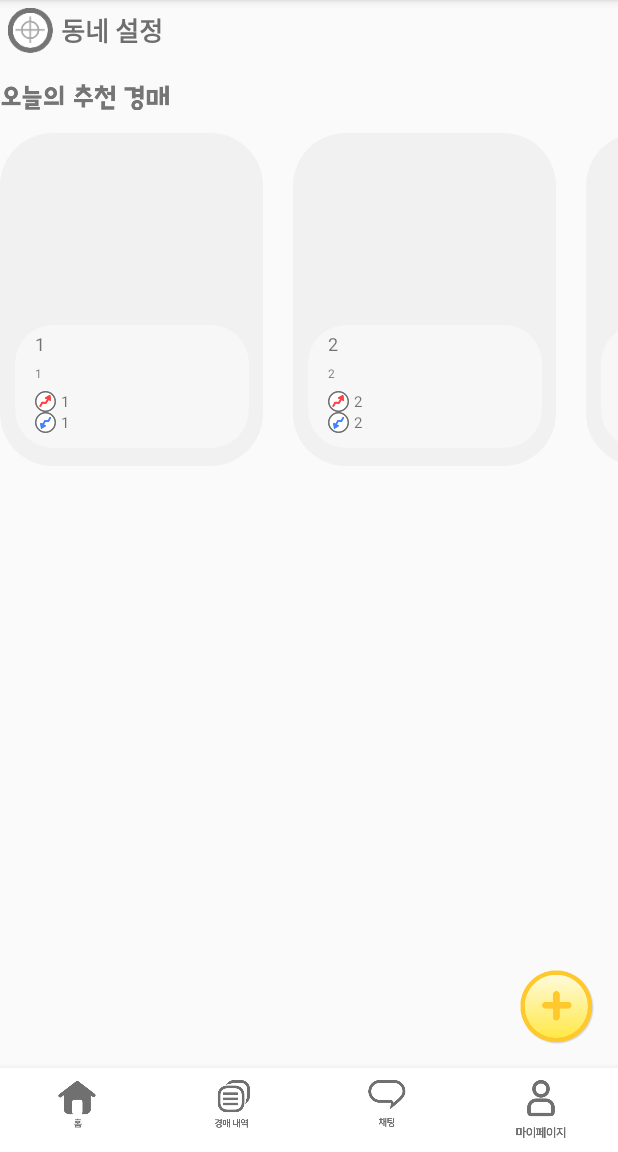
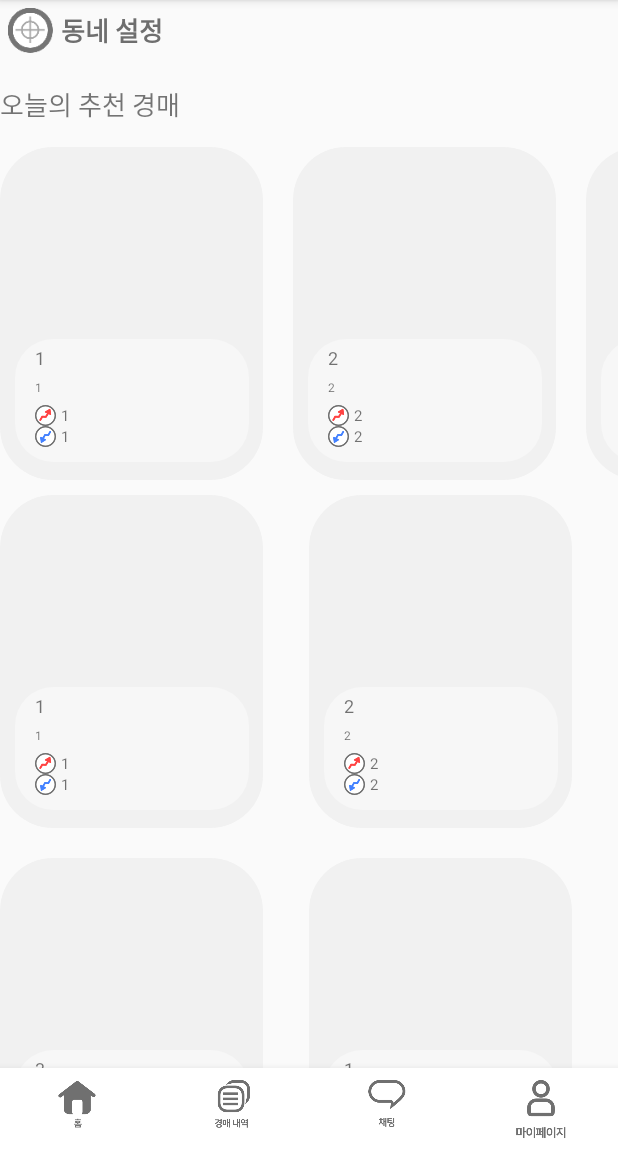
Before and after one commit to Lee-YuGyeong/catchprice, an Android app: the HomeFragment screen opened directly, with no data from a screen before it, on a phone screen of 412 x 824 dp, the part 84-1236 px from its top. Run offline under Robolectric (Android 15) with nearby library versions, the phone set to English and light mode, and no system bars; pictures from the network do not load.

Commit message:
gridView

```diff
--- a/app/src/main/java/com/market/catchprice/Adapter/TodayAutionAdapter.java
+++ b/app/src/main/java/com/market/catchprice/Adapter/AutionAdapter.java
@@ -14,27 +14,27 @@ import com.market.catchprice.R;
 import java.util.ArrayList;
 import java.util.List;
 
-public class TodayAutionAdapter extends RecyclerView.Adapter<TodayAutionAdapter.MyViewHolder> {
+public class AutionAdapter extends RecyclerView.Adapter<AutionAdapter.MyViewHolder> {
     private Context context;
     private List<TodayAutionResponse> list = new ArrayList<>();
 
-    public TodayAutionAdapter(Context context) {
+    public AutionAdapter(Context context) {
         this.context = context;
     }
 
     @Override
-    public TodayAutionAdapter.MyViewHolder onCreateViewHolder(ViewGroup parent, int viewType) {
+    public AutionAdapter.MyViewHolder onCreateViewHolder(ViewGroup parent, int viewType) {
 //        View view = LayoutInflater.from(parent.getContext()).inflate(R.layout.today_aution_item, parent, false);
 //        MyViewHolder myViewHolder = new MyViewHolder(view);
 //        return myViewHolder;
         LayoutInflater inflater = (LayoutInflater) context.getSystemService(Context.LAYOUT_INFLATER_SERVICE);
         View itemView = inflater.inflate(R.layout.today_aution_item, parent, false);
 
-        return new TodayAutionAdapter.MyViewHolder(itemView);
+        return new AutionAdapter.MyViewHolder(itemView);
     }
 
     @Override
-    public void onBindViewHolder(TodayAutionAdapter.MyViewHolder holder, int position) {
+    public void onBindViewHolder(AutionAdapter.MyViewHolder holder, int position) {
         holder.title.setText(list.get(position).getTitle());
         holder.time.setText(list.get(position).getTime());
         holder.text_upper.setText(list.get(position).getText_upper());
--- a/app/src/main/java/com/market/catchprice/Contract/HomeContract.java
+++ b/app/src/main/java/com/market/catchprice/Contract/HomeContract.java
@@ -8,6 +8,9 @@ public interface HomeContract {
         boolean check_Myphone_LocationServicesStatus();
         void showDialogForLocationServiceSetting();
         void check_App_RunTimePermission();
+
+        void setting_recyclerView();
+        void setting_gridView();
     }
     interface Presenter{
         String getting_myaddress_from_sharedpreference();
--- a/app/src/main/java/com/market/catchprice/View/HomeFragment.java
+++ b/app/src/main/java/com/market/catchprice/View/HomeFragment.java
@@ -21,11 +21,12 @@ import androidx.annotation.NonNull;
 import androidx.annotation.Nullable;
 import androidx.core.content.ContextCompat;
 import androidx.fragment.app.Fragment;
+import androidx.recyclerview.widget.GridLayoutManager;
 import androidx.recyclerview.widget.LinearLayoutManager;
 import androidx.recyclerview.widget.RecyclerView;
 
 import com.bumptech.glide.Glide;
-import com.market.catchprice.Adapter.TodayAutionAdapter;
+import com.market.catchprice.Adapter.AutionAdapter;
 import com.market.catchprice.Contract.HomeContract;
 import com.market.catchprice.MainActivity;
 import com.market.catchprice.Model.TodayAutionResponse;
@@ -35,13 +36,15 @@ import com.market.catchprice.R;
 public class HomeFragment extends Fragment implements HomeContract.View {
     MainActivity mainActivity;
     private HomePresenter homePresenter;
-    private static final int GPS_ENABLE_REQUEST_CODE=1002;
-    private static final int PERMISSIONS_REQUEST_CODE=1001;
-    String[] REQUIRED_PERMISSIONS  = {Manifest.permission.ACCESS_FINE_LOCATION, Manifest.permission.ACCESS_COARSE_LOCATION};
+    private static final int GPS_ENABLE_REQUEST_CODE = 1002;
+    private static final int PERMISSIONS_REQUEST_CODE = 1001;
+    String[] REQUIRED_PERMISSIONS = {Manifest.permission.ACCESS_FINE_LOCATION, Manifest.permission.ACCESS_COARSE_LOCATION};
     String mylocation;
 
     RecyclerView recyclerView;
-    TodayAutionAdapter adapter;
+    RecyclerView gridView;
+    AutionAdapter TodayAutionAdapter;
+    AutionAdapter AutionAdapter;
     ImageView gps;
     TextView mylocation_text;
     ImageView upload_btn;
@@ -49,21 +52,21 @@ public class HomeFragment extends Fragment implements HomeContract.View {
     @Override
     public void onAttach(@NonNull Context context) {
         super.onAttach(context);
-        mainActivity=(MainActivity)getActivity();
+        mainActivity = (MainActivity) getActivity();
     }
 
     @Override
     public void onDetach() {
         super.onDetach();
-        mainActivity=null;
+        mainActivity = null;
     }
 
     @Nullable
     @Override
     public View onCreateView(@NonNull LayoutInflater inflater, @Nullable ViewGroup container, @Nullable Bundle savedInstanceState) {
-        View v=inflater.inflate(R.layout.fragment_home, container, false);
+        View v = inflater.inflate(R.layout.fragment_home, container, false);
 
-        homePresenter=new HomePresenter(mainActivity);
+        homePresenter = new HomePresenter(mainActivity);
         //initializing HomePresenter
         init(v);
         //initializing UI
@@ -71,34 +74,64 @@ public class HomeFragment extends Fragment implements HomeContract.View {
         setting_mylocation_btn();
         setting_plus_floating_btn();
 
+        setting_recyclerView();
+        setting_gridView();
+
+
         return v;
     }
 
     public void init(View v) {
 
-        gps=v.findViewById(R.id.gps);
+        gps = v.findViewById(R.id.gps);
         Glide.with(mainActivity).load(R.drawable.gps_btn).into(gps);
-        mylocation_text=v.findViewById(R.id.mylocation_text);
-        mylocation=homePresenter.getting_myaddress_from_sharedpreference();
+        mylocation_text = v.findViewById(R.id.mylocation_text);
+        mylocation = homePresenter.getting_myaddress_from_sharedpreference();
         mylocation_text.setText(mylocation);
-        upload_btn=v.findViewById(R.id.upload_btn);
+        upload_btn = v.findViewById(R.id.upload_btn);
         Glide.with(mainActivity).load(R.drawable.product_upload_btn).into(upload_btn);
 
 
         recyclerView = v.findViewById(R.id.recyclerView);
+        gridView = v.findViewById(R.id.gridView);
+
+    }
+
+    @Override
+    public void setting_recyclerView() {
         LinearLayoutManager layoutManager = new LinearLayoutManager(getContext(), LinearLayoutManager.HORIZONTAL, false);
         recyclerView.setLayoutManager(layoutManager);
 
-        RecyclerDecoration spaceDecoration = new RecyclerDecoration(30);
+        RecyclerRightDecoration spaceDecoration = new RecyclerRightDecoration(30);
         recyclerView.addItemDecoration(spaceDecoration);
 
-        adapter = new TodayAutionAdapter(getContext());
+        TodayAutionAdapter = new AutionAdapter(getContext());
 
-        adapter.addItem(new TodayAutionResponse("1", "1","1","1"));
-        adapter.addItem(new TodayAutionResponse("2", "2","2","2"));
-        adapter.addItem(new TodayAutionResponse("3", "3","3","3"));
+        TodayAutionAdapter.addItem(new TodayAutionResponse("1", "1", "1", "1"));
+        TodayAutionAdapter.addItem(new TodayAutionResponse("2", "2", "2", "2"));
+        TodayAutionAdapter.addItem(new TodayAutionResponse("3", "3", "3", "3"));
 
-        recyclerView.setAdapter(adapter);
+        recyclerView.setAdapter(TodayAutionAdapter);
+    }
+
+    @Override
+    public void setting_gridView() {
+        GridLayoutManager gridLayoutManager = new GridLayoutManager(getContext(), 2);
+        gridView.setLayoutManager(gridLayoutManager);
+
+        RecyclerBottomDecoration spaceDecoration2 = new RecyclerBottomDecoration(30);
+        gridView.addItemDecoration(spaceDecoration2);
+
+        AutionAdapter = new AutionAdapter(getContext());
+
+        AutionAdapter.addItem(new TodayAutionResponse("1", "1", "1", "1"));
+        AutionAdapter.addItem(new TodayAutionResponse("2", "2", "2", "2"));
+        AutionAdapter.addItem(new TodayAutionResponse("3", "3", "3", "3"));
+        AutionAdapter.addItem(new TodayAutionResponse("1", "1", "1", "1"));
+        AutionAdapter.addItem(new TodayAutionResponse("2", "2", "2", "2"));
+        AutionAdapter.addItem(new TodayAutionResponse("3", "3", "3", "3"));
+
+        gridView.setAdapter(AutionAdapter);
     }
 
     @Override
@@ -125,12 +158,12 @@ public class HomeFragment extends Fragment implements HomeContract.View {
     /***check user's phone location permission***/
     @Override
     public void getlocationpermission() {
-        if(Build.VERSION.SDK_INT<23){
+        if (Build.VERSION.SDK_INT < 23) {
             homePresenter.getmylocation();
         }
-        if(!check_Myphone_LocationServicesStatus()){
+        if (!check_Myphone_LocationServicesStatus()) {
             showDialogForLocationServiceSetting();
-        }else{
+        } else {
             check_App_RunTimePermission();
         }
     }
@@ -138,25 +171,25 @@ public class HomeFragment extends Fragment implements HomeContract.View {
     /***check user's phone GPS and NETWORK state***/
     @Override
     public boolean check_Myphone_LocationServicesStatus() {
-        LocationManager locationManager=(LocationManager)mainActivity.getSystemService(Context.LOCATION_SERVICE);
+        LocationManager locationManager = (LocationManager) mainActivity.getSystemService(Context.LOCATION_SERVICE);
 
         return locationManager.isProviderEnabled(LocationManager.GPS_PROVIDER)
-                ||locationManager.isProviderEnabled(LocationManager.NETWORK_PROVIDER);
+                || locationManager.isProviderEnabled(LocationManager.NETWORK_PROVIDER);
     }
 
     /***if user didn't activate GPS service, make user to activate GPS service***/
     @Override
     public void showDialogForLocationServiceSetting() {
-        AlertDialog.Builder builder=new AlertDialog.Builder(mainActivity);
+        AlertDialog.Builder builder = new AlertDialog.Builder(mainActivity);
         builder.setTitle("위치 서비스 비활성화");
         builder.setMessage("위치 사용을 위해서는 위치 서비스 활성화가 필요합니다.\n"
-        +"위치 설정을 수정하시겠습니까?");
+                + "위치 설정을 수정하시겠습니까?");
         builder.setCancelable(true);
         builder.setPositiveButton("설정", new DialogInterface.OnClickListener() {
             @Override
             public void onClick(DialogInterface dialog, int which) {
                 Intent callGPSSettingIntent
-                        =new Intent(Settings.ACTION_LOCATION_SOURCE_SETTINGS);
+                        = new Intent(Settings.ACTION_LOCATION_SOURCE_SETTINGS);
                 startActivityForResult(callGPSSettingIntent, GPS_ENABLE_REQUEST_CODE);
             }
         });
@@ -172,20 +205,22 @@ public class HomeFragment extends Fragment implements HomeContract.View {
     /***after checking user's phone's permission, check app location permission***/
     @Override
     public void check_App_RunTimePermission() {
-        int permissioncoarse= ContextCompat.checkSelfPermission(mainActivity, Manifest.permission.ACCESS_COARSE_LOCATION);
-        int permissionfine=ContextCompat.checkSelfPermission(mainActivity, Manifest.permission.ACCESS_FINE_LOCATION);
-        if(permissioncoarse== PackageManager.PERMISSION_DENIED||permissionfine==PackageManager.PERMISSION_DENIED){
-            if(shouldShowRequestPermissionRationale(REQUIRED_PERMISSIONS[0])){
+        int permissioncoarse = ContextCompat.checkSelfPermission(mainActivity, Manifest.permission.ACCESS_COARSE_LOCATION);
+        int permissionfine = ContextCompat.checkSelfPermission(mainActivity, Manifest.permission.ACCESS_FINE_LOCATION);
+        if (permissioncoarse == PackageManager.PERMISSION_DENIED || permissionfine == PackageManager.PERMISSION_DENIED) {
+            if (shouldShowRequestPermissionRationale(REQUIRED_PERMISSIONS[0])) {
                 Toast.makeText(mainActivity, "위치 권한 설정이 필요합니다.", Toast.LENGTH_SHORT).show();
                 try {
                     Thread.sleep(1000);
-                }catch (Exception e){e.printStackTrace();}
+                } catch (Exception e) {
+                    e.printStackTrace();
+                }
                 requestPermissions(REQUIRED_PERMISSIONS, PERMISSIONS_REQUEST_CODE);
-            }else{
+            } else {
                 requestPermissions(REQUIRED_PERMISSIONS, PERMISSIONS_REQUEST_CODE);
             }
-        }else{
-            mylocation=homePresenter.getmylocation();
+        } else {
+            mylocation = homePresenter.getmylocation();
             mylocation_text.setText(mylocation);
         }
     }
@@ -194,10 +229,10 @@ public class HomeFragment extends Fragment implements HomeContract.View {
     @Override
     public void onActivityResult(int requestCode, int resultCode, @Nullable Intent data) {
         super.onActivityResult(requestCode, resultCode, data);
-        if(resultCode==mainActivity.RESULT_OK){
-            switch(requestCode){
+        if (resultCode == mainActivity.RESULT_OK) {
+            switch (requestCode) {
                 case GPS_ENABLE_REQUEST_CODE:
-                    if(check_Myphone_LocationServicesStatus()){
+                    if (check_Myphone_LocationServicesStatus()) {
                         check_App_RunTimePermission();
                         return;
                     }
@@ -209,19 +244,18 @@ public class HomeFragment extends Fragment implements HomeContract.View {
     /***after runtime checking location permission***/
     @Override
     public void onRequestPermissionsResult(int requestCode, @NonNull String[] permissions, @NonNull int[] grantResults) {
-        if(requestCode==PERMISSIONS_REQUEST_CODE&&grantResults.length==REQUIRED_PERMISSIONS.length){
-            boolean check_result=true;
-            for(int result: grantResults){
-                if(result!=PackageManager.PERMISSION_GRANTED){
-                    check_result=false;
+        if (requestCode == PERMISSIONS_REQUEST_CODE && grantResults.length == REQUIRED_PERMISSIONS.length) {
+            boolean check_result = true;
+            for (int result : grantResults) {
+                if (result != PackageManager.PERMISSION_GRANTED) {
+                    check_result = false;
                     break;
                 }
             }
-            if(check_result){
+            if (check_result) {
                 Toast.makeText(mainActivity, "위치 권한이 설정되었습니다.", Toast.LENGTH_SHORT).show();
-            }
-            else{
-                AlertDialog.Builder builder=new AlertDialog.Builder(mainActivity);
+            } else {
+                AlertDialog.Builder builder = new AlertDialog.Builder(mainActivity);
                 builder.setTitle("알림");
                 builder.setMessage("[설정]->[권한]에서\n권한을 허용해주세요.\n");
                 builder.setNegativeButton("확인", new DialogInterface.OnClickListener() {
@@ -230,7 +264,7 @@ public class HomeFragment extends Fragment implements HomeContract.View {
                         dialog.cancel();
                     }
                 });
-                AlertDialog alertDialog=builder.create();
+                AlertDialog alertDialog = builder.create();
                 alertDialog.show();
             }
         }
--- /dev/null
+++ b/app/src/main/java/com/market/catchprice/View/RecyclerBottomDecoration.java
@@ -0,0 +1,28 @@
+package com.market.catchprice.View;
+
+import android.graphics.Rect;
+import android.view.View;
+
+import androidx.annotation.NonNull;
+import androidx.recyclerview.widget.RecyclerView;
+
+public class RecyclerBottomDecoration extends RecyclerView.ItemDecoration {
+
+    private final int divHeight;
+
+
+    public RecyclerBottomDecoration(int divHeight) {
+        this.divHeight = divHeight;
+    }
+
+    @Override
+    public void getItemOffsets(@NonNull Rect outRect, @NonNull View view, @NonNull RecyclerView parent, @NonNull RecyclerView.State state) {
+        super.getItemOffsets(outRect, view, parent, state);
+        if (parent.getChildAdapterPosition(view) != parent.getAdapter().getItemCount() - 1)
+
+            outRect.bottom = divHeight;
+
+    }
+
+
+}
--- a/app/src/main/java/com/market/catchprice/View/RecyclerDecoration.java
+++ b/app/src/main/java/com/market/catchprice/View/RecyclerRightDecoration.java
@@ -6,11 +6,11 @@ import android.view.View;
 import androidx.annotation.NonNull;
 import androidx.recyclerview.widget.RecyclerView;
 
-public class RecyclerDecoration extends RecyclerView.ItemDecoration {
+public class RecyclerRightDecoration extends RecyclerView.ItemDecoration {
 
     private final int divWidth;
 
-    public RecyclerDecoration(int divWidth) {
+    public RecyclerRightDecoration(int divWidth) {
         this.divWidth = divWidth;
     }
 
--- a/app/src/main/res/layout/fragment_home.xml
+++ b/app/src/main/res/layout/fragment_home.xml
@@ -1,9 +1,15 @@
 <?xml version="1.0" encoding="utf-8"?>
-<LinearLayout xmlns:android="http://schemas.android.com/apk/res/android"
+<androidx.core.widget.NestedScrollView
+    xmlns:android="http://schemas.android.com/apk/res/android"
     xmlns:app="http://schemas.android.com/apk/res-auto"
+    android:layout_width="match_parent"
+    android:layout_height="match_parent">
+
+    <LinearLayout
         android:layout_width="match_parent"
         android:layout_height="match_parent"
         android:orientation="vertical">
+
 
         <LinearLayout
             android:layout_width="match_parent"
@@ -29,11 +35,12 @@
                 android:textStyle="bold" />
         </LinearLayout>
 
-    <ImageView
-        android:layout_width="114dp"
-        android:layout_height="17dp"
-        android:background="@drawable/text_recommend"
-        android:layout_marginVertical="15dp"/>
+        <TextView
+            android:layout_width="wrap_content"
+            android:layout_height="wrap_content"
+            android:layout_marginVertical="15dp"
+            android:text="오늘의 추천 경매"
+            android:textSize="17dp"/>
 
         <RelativeLayout
             android:layout_width="match_parent"
@@ -42,7 +49,26 @@
             <androidx.recyclerview.widget.RecyclerView
                 android:id="@+id/recyclerView"
                 android:layout_width="match_parent"
-            android:layout_height="wrap_content">
+                android:layout_height="wrap_content"
+                app:layout_behavior="@string/appbar_scrolling_view_behavior"
+                android:overScrollMode="never"
+                android:nestedScrollingEnabled="false">
+
+            </androidx.recyclerview.widget.RecyclerView>
+
+            <androidx.recyclerview.widget.RecyclerView
+                android:id="@+id/gridView"
+                android:layout_width="match_parent"
+                android:layout_height="wrap_content"
+                android:layout_below="@+id/recyclerView"
+                android:layout_alignParentEnd="true"
+                android:layout_alignParentRight="true"
+                android:layout_marginTop="10dp"
+                android:layout_marginEnd="0dp"
+                android:layout_marginRight="0dp"
+                app:layout_behavior="@string/appbar_scrolling_view_behavior"
+                android:overScrollMode="never"
+                android:nestedScrollingEnabled="false">
 
             </androidx.recyclerview.widget.RecyclerView>
 
@@ -59,3 +85,6 @@
 
 
     </LinearLayout>
+
+
+</androidx.core.widget.NestedScrollView>
--- a/app/src/main/res/layout/today_aution_item.xml
+++ b/app/src/main/res/layout/today_aution_item.xml
@@ -14,14 +14,13 @@
 
         <androidx.constraintlayout.widget.ConstraintLayout
             android:layout_width="175dp"
-            android:layout_height="222dp"
-            android:background="#F1F1F1"
-            android:orientation="vertical">
+            android:layout_height="222dp">
 
             <ImageView
                 android:id="@+id/imageView"
                 android:layout_width="match_parent"
                 android:layout_height="match_parent"
+                android:background="#F1F1F1"
                 android:scaleType="fitXY" />
 
             <RelativeLayout
```
Also changed, not shown: app/src/main/res/layout/aution_item.xml (added, +103 -0 lines). Lines whose indentation alone changed are shown as unchanged.
